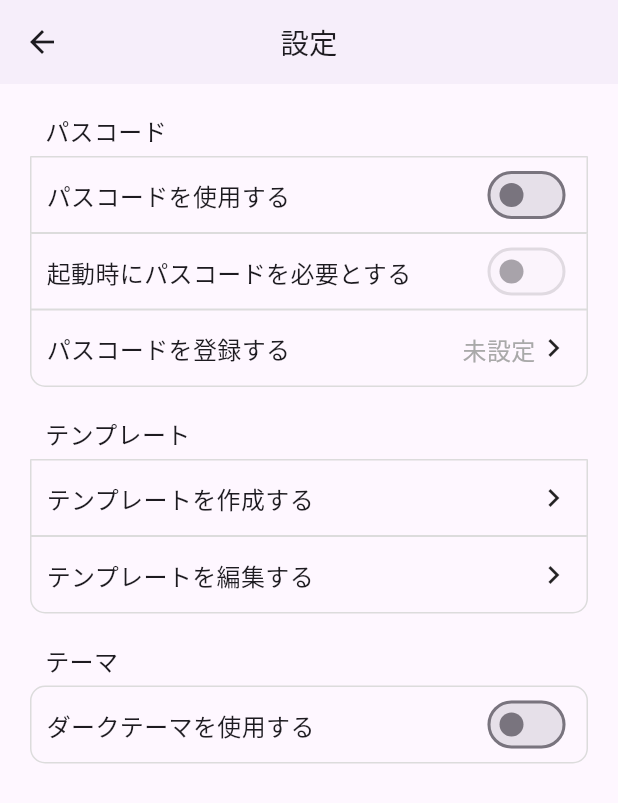
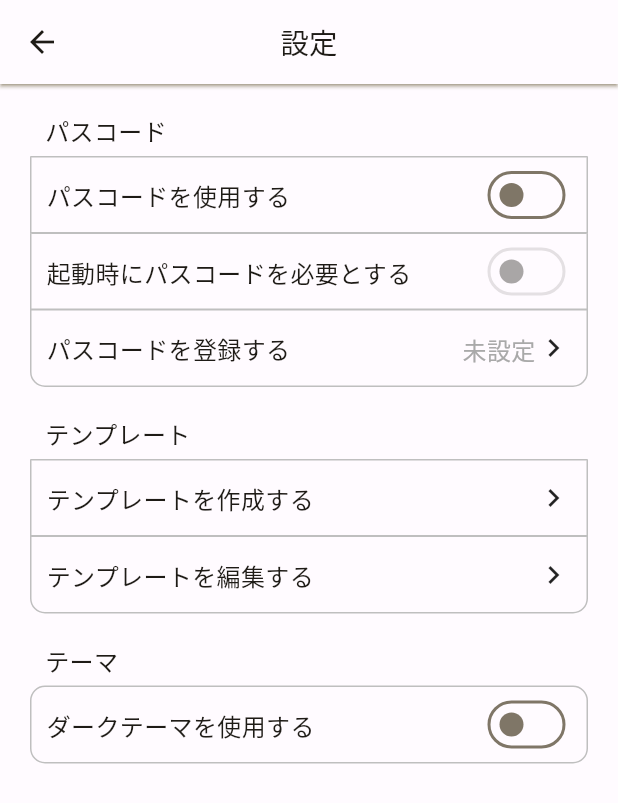
Before and after one commit to chiku-git/micro_app, a Flutter app: the SettingsPage screen opened by its route, on a phone screen of 412 x 824 dp. Shown: the top 803 px of the screen. Run offline on Flutter 3.47's test engine with Material 2 defaults, Android fonts, the phone set to English and light mode, and no system bars; our stand-ins replace flutter_svg, realm, shared_preferences; accounts and stored records are empty; generated files the repository leaves out were written again; Roboto replaces fonts that are missing (IBMPlexSansJp).

Commit message:
テーマカラーの実装

```diff
--- a/lib/constant/colors.dart
+++ /dev/null
@@ -1,13 +0,0 @@
-import 'package:micro_memo/importer.dart';
-
-class UIColor {
-  static const Color pink = Color(0xffffc0cb);
-  static const Color snow = Color(0xfffffafa);
-  static const Color ghostWhite = Color(0xfff8f8ff);
-  static const Color white = Color(0xffffffff);
-  static const Color whiteSmoke = Color(0xfff5f5f5);
-  static const Color gainsBoro = Color(0xffdcdcdc);
-  static const Color darkGray = Color(0xffa9a9a9);
-  static const Color lemonChiffon = Color(0xfff0ffff);
-  static const Color crimson = Color(0xffdc143c);
-}
--- a/lib/core/utils.dart
+++ b/lib/core/utils.dart
@@ -31,3 +31,7 @@
 double getScreenWidth(BuildContext context) {
   return getScreenSize(context).width;
 }
+
+bool isDark(Brightness brightness) {
+return brightness == Brightness.dark;
+}
--- a/lib/importer.dart
+++ b/lib/importer.dart
@@ -2,7 +2,7 @@
 export 'component/bottom_dialog.dart';
 export 'component/dialog_builder.dart';
 export 'component/margin.dart';
-export 'constant/colors.dart';
+export 'provider/colors.dart';
 export 'constant/configs.dart';
 export 'constant/dimens.dart';
 export 'constant/enums.dart';
@@ -60,3 +60,4 @@
 export 'view/splash_page.dart';
 export 'view/template/template_list_page.dart';
 export 'view/template/template_selection_page.dart';
+export 'constant/color_schemes.g.dart';
--- /dev/null
+++ b/lib/provider/colors.dart
@@ -0,0 +1,57 @@
+import 'package:micro_memo/importer.dart';
+
+class AppColor {
+  static AppColor of(BuildContext context) => AppColor._(context);
+
+  AppColor._(this._context);
+
+  static const Color gainsBoro = Color(0xffdcdcdc);
+
+  final BuildContext _context;
+  AppColorScheme get _scheme {
+    return isDark(Theme.of(_context).brightness) ? _dark : _light;
+  }
+
+  ColorScheme get themeColors => _scheme.themeColorScheme;
+  UIColorScheme get uiColors => _scheme.uiColorScheme;
+
+  AppColorScheme get _light => AppColorScheme(
+    themeColorScheme: Theme.of(_context).colorScheme,
+    uiColorScheme: UIColorScheme(
+        passcodeButtonTint: const Color(0xffdcdcdc),
+        subTextColor: const Color(0xffa9a9a9),
+        borderColor: const Color(0xffbfbfbf),
+    ),
+  );
+
+  AppColorScheme get _dark => AppColorScheme(
+    themeColorScheme: Theme.of(_context).colorScheme,
+    uiColorScheme: UIColorScheme(
+        passcodeButtonTint: const Color(0xff2c2b29),
+        subTextColor: const Color(0xffa9a9a9),
+        borderColor: const Color(0xffdcdcdc),
+    ),
+  );
+}
+
+class AppColorScheme {
+  final ColorScheme themeColorScheme;
+  final UIColorScheme uiColorScheme;
+
+  AppColorScheme({
+    required this.themeColorScheme,
+    required this.uiColorScheme
+  });
+}
+
+class UIColorScheme {
+  final Color passcodeButtonTint;
+  final Color subTextColor;
+  final Color borderColor;
+
+  UIColorScheme({
+    required this.passcodeButtonTint,
+    required this.subTextColor,
+    required this.borderColor
+  });
+}
--- a/lib/view/bases/memo_state.dart
+++ b/lib/view/bases/memo_state.dart
@@ -40,8 +40,6 @@
             getTitle(),
             overflow: TextOverflow.ellipsis,
           ),
-          centerTitle: true,
-          elevation: 1,
           actions: _getActions(),
           automaticallyImplyLeading: false,
           leading: IconButton(
@@ -216,7 +214,7 @@
                 ),
                 ChoicesButtonAttr(
                     text: Strings.cancel,
-                    textColor: UIColor.crimson
+                    textColor: AppColor.of(context).themeColors.error
                 )
               ]
           );
--- a/lib/view/bases/passcode_state.dart
+++ b/lib/view/bases/passcode_state.dart
@@ -46,7 +46,9 @@
       child: Scaffold(
         appBar: AppBar(
           automaticallyImplyLeading: false,
-          backgroundColor: Colors.transparent,
+          backgroundColor: AppColor.of(context).themeColors.background,
+          surfaceTintColor: Colors.transparent,
+          elevation: 0,
           actions: _getActions(),
         ),
         body: SingleChildScrollView(
@@ -86,7 +88,7 @@
                         shape: const CircleBorder(),
                         color: key == keyBackspace
                               ? Colors.transparent
-                              : UIColor.gainsBoro,
+                              : AppColor.of(context).uiColors.passcodeButtonTint,
                         child: Center(
                           child: key == keyBackspace
                               ? const Icon(Icons.backspace_outlined)
--- a/lib/view/settings/settings_page.dart
+++ b/lib/view/settings/settings_page.dart
@@ -28,8 +28,6 @@
       child: Scaffold(
         appBar: AppBar(
           title: const Text(Strings.settingsTitle),
-          centerTitle: true,
-          elevation: 1,
         ),
         body: Container(
           padding: const EdgeInsets.symmetric(horizontal: 20),
--- a/lib/view/settings/widget/passcode_setting_widget.dart
+++ b/lib/view/settings/widget/passcode_setting_widget.dart
@@ -69,7 +69,9 @@
                               ? Strings.settled
                               : Strings.unSettled,
                           textAlign: TextAlign.center,
-                          style: const TextStyle(color: UIColor.darkGray),
+                          style: TextStyle(
+                              color: AppColor.of(context).uiColors.subTextColor
+                          ),
                         ),
                       ),
                       const Icon(Icons.navigate_next)
--- a/lib/view/settings/widget/setting_row_widget.dart
+++ b/lib/view/settings/widget/setting_row_widget.dart
@@ -24,7 +24,7 @@
 class _SettingRowState extends BaseState<SettingRow> {
   @override
   Widget build(BuildContext context) {
-    const borderColor = UIColor.gainsBoro;
+    final borderColor = AppColor.of(context).uiColors.borderColor;
     final isTappable = widget.onTap != null;
 
     return GestureDetector(
@@ -51,13 +51,13 @@
                       : Radius.zero);
             }.call(),
             border: Border(
-              top: const BorderSide(color: borderColor, width: 1),
+              top: BorderSide(color: borderColor, width: 1),
               bottom: BorderSide(
                   color: borderColor,
                   width: !widget.isBottom ? 0 : 1
               ),
-              left: const BorderSide(color: borderColor, width: 1),
-              right: const BorderSide(color: borderColor, width: 1),
+              left: BorderSide(color: borderColor, width: 1),
+              right: BorderSide(color: borderColor, width: 1),
             )),
         child: ConstrainedBox(
           constraints: const BoxConstraints(minHeight: 50),
```
Also changed, not shown: lib/app.dart (+29 -14 lines), lib/view/bases/template_list_base.dart (+7 -4 lines), lib/view/home/home_page.dart (+7 -4 lines), lib/constant/color_schemes.g.dart (added).
